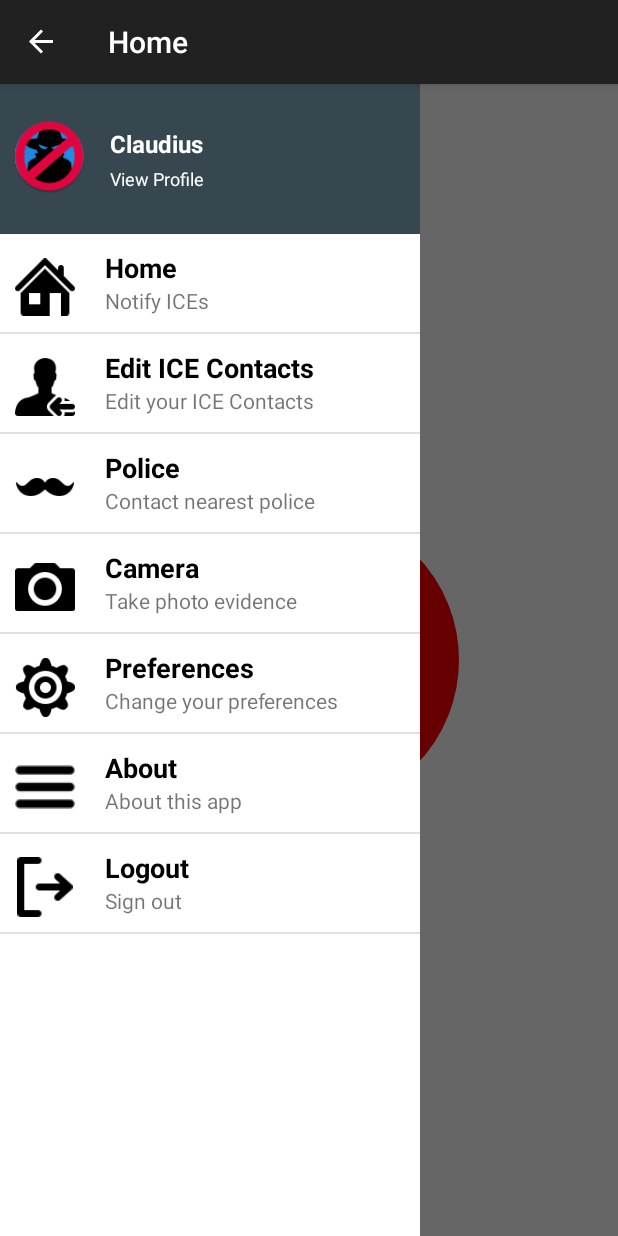
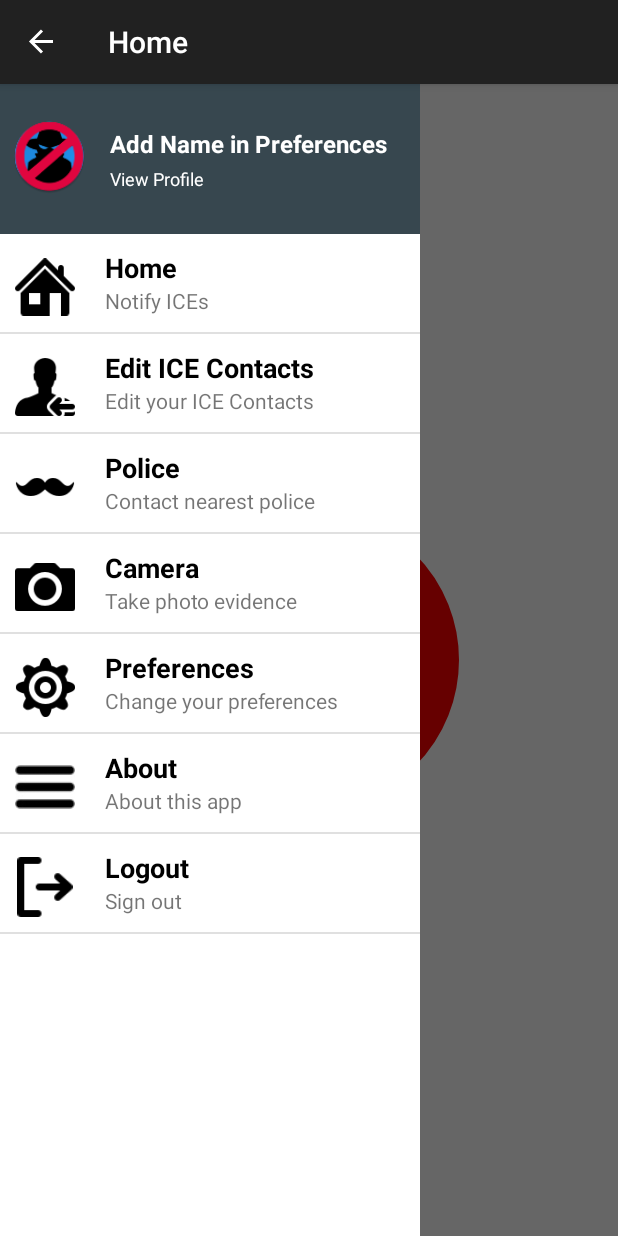
Before and after one commit to MattFaluotico/InformationSecurityAndroid, an Android app: the screen it shows after launch (MainActivity), with the side drawer open, on a phone screen of 412 x 824 dp. Run offline under Robolectric (Android 15) with nearby library versions, the phone set to English and light mode, and no system bars; 2 statements that could not run were skipped.

Commit message:
added custom usernames

```diff
--- a/StrangerDanger/app/src/main/java/claudiusmbemba/com/strangerdanger/HomeFragment.java
+++ b/StrangerDanger/app/src/main/java/claudiusmbemba/com/strangerdanger/HomeFragment.java
@@ -21,6 +21,7 @@ import android.view.MotionEvent;
 import android.view.View;
 import android.view.ViewGroup;
 import android.widget.Button;
+import android.widget.TextView;
 import android.widget.Toast;
 
 import com.google.android.gms.common.ConnectionResult;
@@ -118,6 +119,16 @@ public class HomeFragment extends Fragment implements
         notify.requestFocus();
 
         prefs = this.getActivity().getSharedPreferences("claudiusmbemba.com.strangerdanger", Context.MODE_PRIVATE);
+
+        //set UserName
+        TextView username = (TextView) this.getActivity().findViewById(R.id.userName);
+
+        String uName = prefs.getString("UserName", "");
+        if(uName.matches("")){
+            username.setText("Add Name in Preferences");
+        }else{
+            username.setText(uName);
+        }
 
         manager = (LocationManager) context.getSystemService(Context.LOCATION_SERVICE );
         //create global location object
--- a/StrangerDanger/app/src/main/java/claudiusmbemba/com/strangerdanger/MainActivity.java
+++ b/StrangerDanger/app/src/main/java/claudiusmbemba/com/strangerdanger/MainActivity.java
@@ -5,6 +5,7 @@ import android.app.Fragment;
 import android.app.FragmentManager;
 import android.content.Context;
 import android.content.Intent;
+import android.content.SharedPreferences;
 import android.net.ConnectivityManager;
 import android.net.NetworkInfo;
 import android.net.Uri;
@@ -119,6 +120,7 @@ public class MainActivity extends ActionBarActivity {
     private Fragment fragment = null;
     private HomeFragment home;
 
+    SharedPreferences prefs;
     ArrayList<NavItem> mNavItems = new ArrayList<NavItem>();
 
     //camera intents
@@ -183,6 +185,18 @@ public class MainActivity extends ActionBarActivity {
         getSupportActionBar().setDisplayHomeAsUpEnabled(true);
 
         context = this;
+
+        prefs = this.getSharedPreferences("claudiusmbemba.com.strangerdanger", MODE_PRIVATE);
+
+        //set UserName
+        TextView username = (TextView) this.findViewById(R.id.userName);
+
+        String uName = prefs.getString("UserName", "");
+        if(uName.matches("")){
+            username.setText("Add Name in Preferences");
+        }else{
+            username.setText(uName);
+        }
 
         mNavItems.add(new NavItem("Home", "Notify ICEs", R.drawable.home));
         mNavItems.add(new NavItem("Edit ICE Contacts", "Edit your ICE Contacts", R.drawable.contact));
```
Also changed, not shown: StrangerDanger/app/src/main/java/claudiusmbemba/com/strangerdanger/PreferencesFragment.java (+9 -1 lines), StrangerDanger/app/src/main/res/layout/fragment_preferences.xml (+19 -2 lines).
